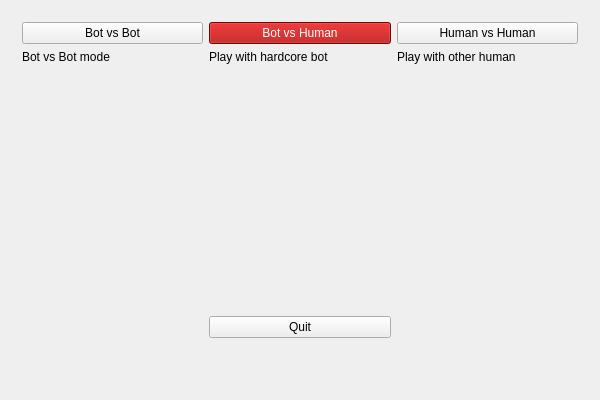
Above: src/view/battleship/mainwindow.ui from zer0main/battleship before the change. Below: the same form after it.
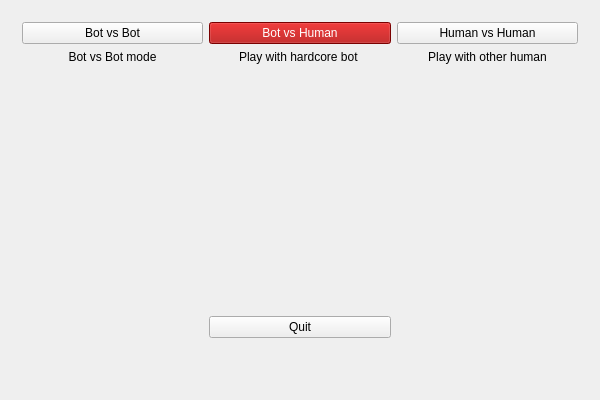
That is the form after the change.

Commit message: Align labels to center

```diff
--- a/src/view/battleship/mainwindow.ui
+++ b/src/view/battleship/mainwindow.ui
@@ -33,6 +33,9 @@
             <property name="text">
              <string>Bot vs Bot mode</string>
             </property>
+            <property name="alignment">
+             <set>Qt::AlignCenter</set>
+            </property>
            </widget>
           </item>
           <item>
@@ -68,6 +71,9 @@
             <property name="text">
              <string>Play with hardcore bot </string>
             </property>
+            <property name="alignment">
+             <set>Qt::AlignCenter</set>
+            </property>
            </widget>
           </item>
           <item>
@@ -99,6 +105,9 @@
             <property name="text">
              <string>Play with other human</string>
             </property>
+            <property name="alignment">
+             <set>Qt::AlignCenter</set>
+            </property>
            </widget>
           </item>
           <item>
```
Left out of the diff: 3 changed lines with no effect on the pictures.
